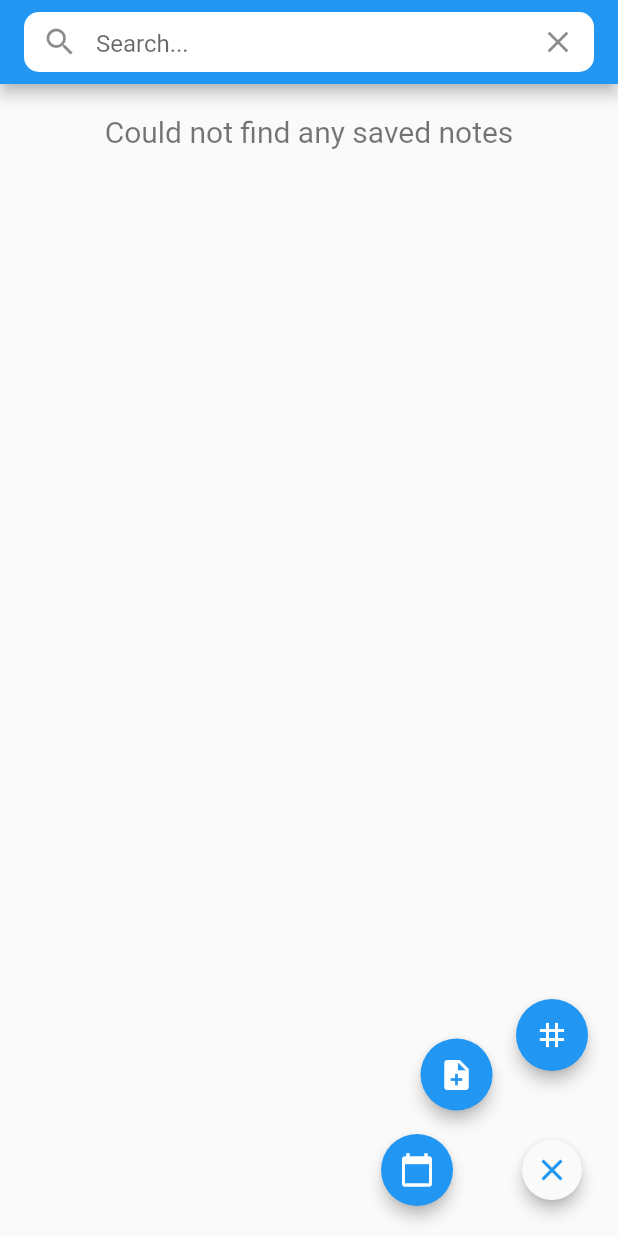
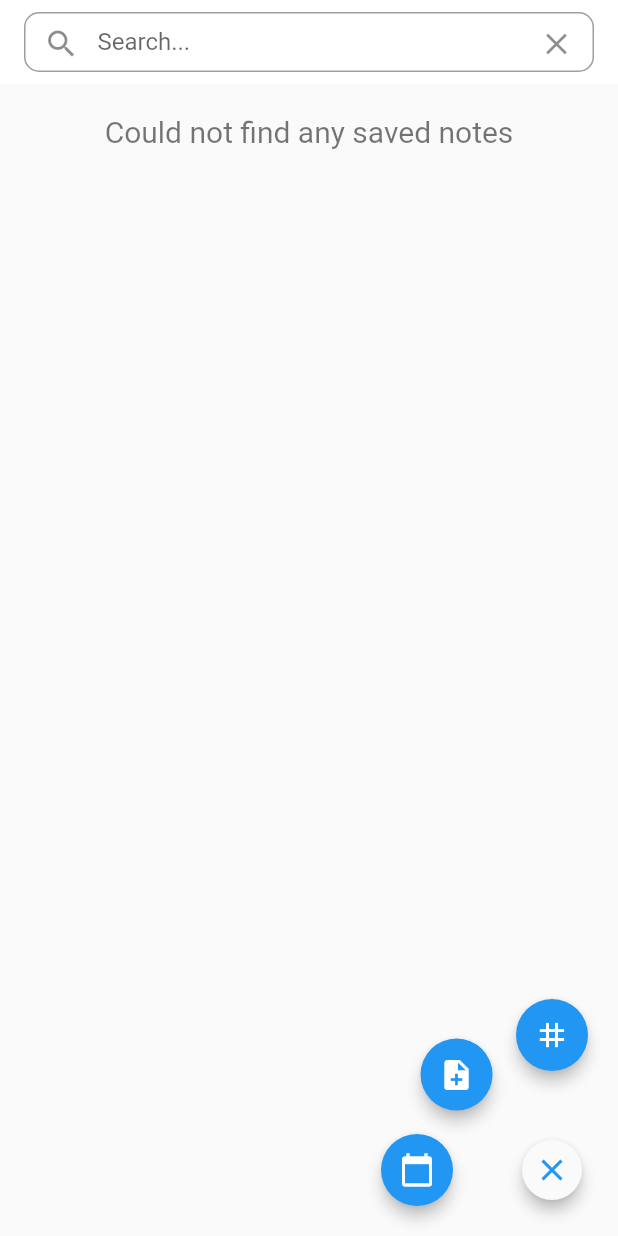
Before and after one commit to dadope/tasker, a Flutter app: the screen it shows after launch, after a tap on the "close" icon, on a phone screen of 412 x 824 dp. Run offline on Flutter 3.47's test engine with Material 2 defaults, Android fonts, the phone set to English and light mode, and no system bars; our stand-ins replace bloc, equatable, flutter_bloc, flutter_colorpicker, hive, hive_flutter; accounts and stored records are empty.

Commit message:
Added sorting and more UI updates

```diff
--- a/lib/components/appbars/default_appbar.dart
+++ b/lib/components/appbars/default_appbar.dart
@@ -7,6 +7,8 @@ class DefaultAppBar extends StatelessWidget with PreferredSizeWidget{
   @override
   Widget build(BuildContext context) {
     return AppBar(
+      elevation: 0,
+      backgroundColor: Colors.white,
       title: const DefaultSearchBar()
     );
   }
--- a/lib/components/database_manager.dart
+++ b/lib/components/database_manager.dart
@@ -10,7 +10,16 @@ class DatabaseManager {
 
   Box hiveBox = Hive.box(boxName);
 
-  List<Item> getAllItems() => hiveBox.values.whereType<Item>().toList();
+  List<Item> getAllItems() {
+    List<Task> tasks = getAllTasks();
+    List<Note> notes = getAllNotes();
+
+    tasks.sort((a,b)=> a.creationDate.compareTo(b.dueDate));
+    notes.sort((a,b)=> b.creationDate.compareTo(a.creationDate));
+
+    return [...tasks, ...notes];
+  }
+
   List<Task> getAllTasks() => hiveBox.values.whereType<Task>().toList();
   List<Note> getAllNotes() => hiveBox.values.whereType<Note>().toList();
 
--- a/lib/components/textfield/default_search_bar.dart
+++ b/lib/components/textfield/default_search_bar.dart
@@ -15,7 +15,13 @@ class DefaultSearchBar extends StatelessWidget {
     return Container(
       height: 40,
       decoration: BoxDecoration(
-          color: Colors.white, borderRadius: BorderRadius.circular(10)),
+          color: Colors.white,
+          border: Border.all(
+            width: 1,
+            color: Colors.grey
+          ),
+          borderRadius: BorderRadius.circular(10)
+      ),
       child: Center(
         child: TextField(
           onChanged: (String s) => dataBloc.add(ItemManagerSearchItem(searchController.text)),
--- a/lib/components/utils.dart
+++ b/lib/components/utils.dart
@@ -10,5 +10,5 @@ bool useWhiteForeground(Color? backgroundColor, {double bias = 0.0}) {
         .round();
     return v < 130 + bias ? true : false;
   }
-  return true;
+  return false;
 }
```
Also changed, not shown: lib/components/list_element/item_element.dart (+37 -12 lines), lib/components/selectors/done_selector.dart (added, +33 -0 lines), docs/delete_selection.png, docs/edit_screen.png, docs/home_screen.png, docs/search_screen.png.
